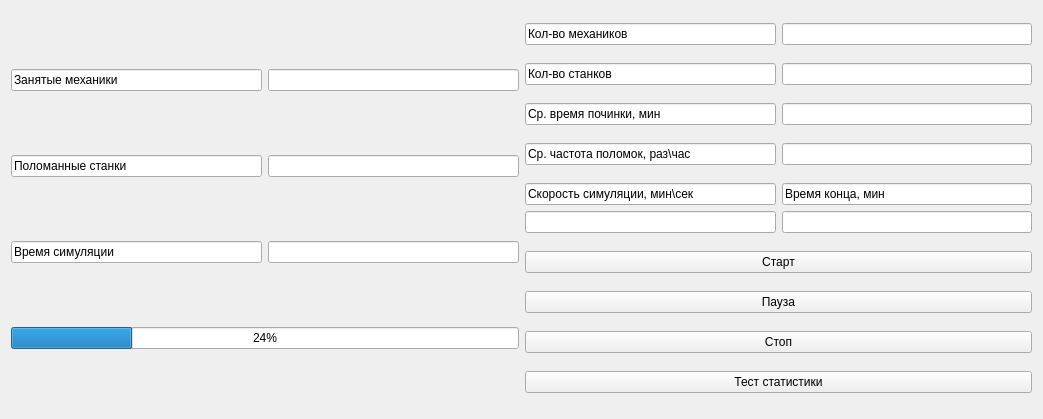
Qt form GUI/mainwindow.ui (ViktorKovalev3/OOP-CourseWork) before a commit.
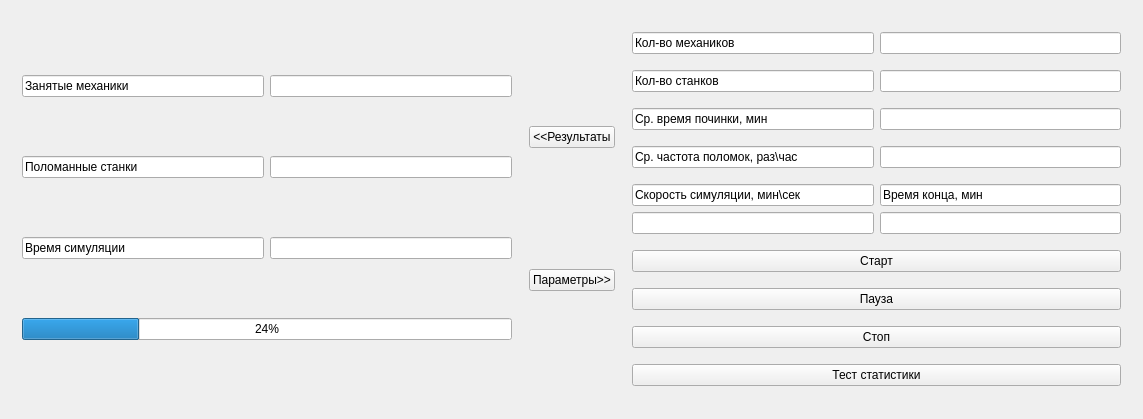
The same form after that commit.

```diff
--- a/GUI/mainwindow.ui
+++ b/GUI/mainwindow.ui
@@ -6,13 +6,13 @@
    <rect>
     <x>0</x>
     <y>0</y>
-    <width>1043</width>
+    <width>1143</width>
     <height>419</height>
    </rect>
   </property>
   <property name="minimumSize">
    <size>
-    <width>1043</width>
+    <width>1143</width>
     <height>419</height>
    </size>
   </property>
@@ -22,6 +22,7 @@
   <widget class="QWidget" name="centralWidget">
    <layout class="QHBoxLayout" name="horizontalLayout_2">
     <item>
+     <widget class="QWidget" name="wgtModelStatusView" native="true">
      <layout class="QVBoxLayout" name="verticalLayout">
       <item>
        <layout class="QHBoxLayout" name="horizontalLayout_8">
@@ -103,8 +104,28 @@
        </widget>
       </item>
      </layout>
+     </widget>
     </item>
     <item>
+     <layout class="QVBoxLayout" name="verticalLayout_5">
+      <item>
+       <widget class="QPushButton" name="pbModelStatus">
+        <property name="text">
+         <string>&lt;&lt;Результаты</string>
+        </property>
+       </widget>
+      </item>
+      <item>
+       <widget class="QPushButton" name="pbModelSettings">
+        <property name="text">
+         <string>Параметры&gt;&gt;</string>
+        </property>
+       </widget>
+      </item>
+     </layout>
+    </item>
+    <item>
+     <widget class="QWidget" name="wgtModelSettingView" native="true">
      <layout class="QVBoxLayout" name="verticalLayout_2">
       <item>
        <layout class="QHBoxLayout" name="horizontalLayout_3">
@@ -283,6 +304,7 @@
        </widget>
       </item>
      </layout>
+     </widget>
     </item>
    </layout>
   </widget>
```
Lines whose indentation alone changed are shown as unchanged.
